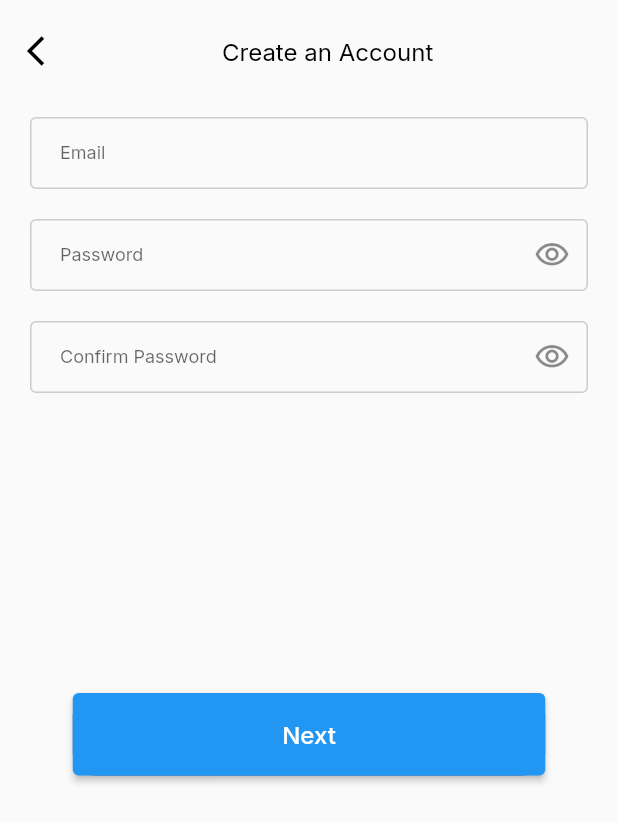
After one commit to Koobo-app/koobo, a Flutter app: the Signup screen opened directly, on a phone screen of 412 x 824 dp. The commit adds this screen. Shown: the top 822 px of the screen. Run offline on Flutter 3.47's test engine with Material 2 defaults, Android fonts, the phone set to English and light mode, and no system bars; our stand-ins replace flutter_screenutil, google_fonts, stacked, stacked_services.

Commit message:
SignUp Screen

```diff
--- a/lib/screens/onboarding/onboarding_view.dart
+++ b/lib/screens/onboarding/onboarding_view.dart
@@ -1,3 +1,4 @@
+import 'package:flutter/gestures.dart';
 import 'package:flutter/material.dart';
 import 'package:stacked/stacked.dart';
 import 'package:google_fonts/google_fonts.dart';
@@ -16,13 +17,15 @@ class OnboardingView extends StatelessWidget {
               mainAxisAlignment: MainAxisAlignment.center,
               crossAxisAlignment: CrossAxisAlignment.center,
               children: [
-                Align(
-                    alignment: Alignment.center,
-                    child: Image.asset(
-                      model.logo,
-                      width: 373,
-                      height: 292,
-                    )),
+                Padding(
+                    padding: const EdgeInsets.all(10),
+                    child: Align(
+                        alignment: Alignment.center,
+                        child: Image.asset(
+                          model.logo,
+                          width: 373,
+                          height: 292,
+                        ))),
                 const SizedBox(
                   height: 20,
                 ),
@@ -32,13 +35,13 @@ class OnboardingView extends StatelessWidget {
                       fontSize: 28, fontWeight: FontWeight.bold),
                 ),
                 const SizedBox(
-                  height: 50,
+                  height: 80,
                 ),
                 Container(
                   width: 315,
                   height: 55,
                   decoration: const BoxDecoration(
-                      color: Color.fromRGBO(0, 75, 221, 0.8),
+                      color: Color.fromRGBO(18, 18, 18, 0.4),
                       borderRadius: BorderRadius.only(
                         topLeft: Radius.circular(15.0),
                         topRight: Radius.circular(15.0),
@@ -46,7 +49,7 @@ class OnboardingView extends StatelessWidget {
                         bottomRight: Radius.circular(15.0),
                       )),
                   child: ElevatedButton(
-                    onPressed: () => model.navigateToHomeView(),
+                    onPressed: () => model.navigateToSignUp(),
                     child: Text(model.createAccount,
                         style: GoogleFonts.inter(
                             fontSize: 16, color: Colors.white)),
@@ -58,9 +61,12 @@ class OnboardingView extends StatelessWidget {
                 RichText(
                   text: TextSpan(
                       text: model.ownAccount,
-                      style: GoogleFonts.inter(fontSize: 16),
+                      style:
+                          GoogleFonts.inter(fontSize: 16, color: Colors.black),
                       children: <TextSpan>[
                         TextSpan(
+                            recognizer: TapGestureRecognizer()
+                              ..onTap = () => model.navigateToSignUp(),
                             text: model.signIn,
                             style: GoogleFonts.inter(
                                 fontSize: 16, color: Colors.green))
--- a/lib/screens/onboarding/onboarding_viewmodel.dart
+++ b/lib/screens/onboarding/onboarding_viewmodel.dart
@@ -6,7 +6,7 @@ import 'package:stacked_services/stacked_services.dart';
 class OnboardingViewModel extends BaseViewModel {
   final String _banner = 'Move Money With Ease';
   final String _createAccount = 'Create an account';
-  final String _ownAccount = 'Already have an account';
+  final String _ownAccount = 'Already have an account? ';
   final String _signIn = 'Sign in';
   final String _logo = 'images/logo.png';
 
@@ -18,7 +18,7 @@ class OnboardingViewModel extends BaseViewModel {
 
   final _navigationService = locator<NavigationService>();
 
-  void navigateToHomeView() {
-    _navigationService.navigateTo(Routes.buttomNavigation);
+  void navigateToSignUp() {
+    _navigationService.navigateTo(Routes.signup);
   }
 }
--- /dev/null
+++ b/lib/screens/signup/signup_view.dart
@@ -0,0 +1,129 @@
+import 'package:flutter/cupertino.dart';
+import 'package:flutter/material.dart';
+import 'package:google_fonts/google_fonts.dart';
+import 'package:koobo/screens/signup/signup_viewmodel.dart';
+import 'package:koobo/widget/appbar.dart';
+import 'package:koobo/widget/textfield.dart';
+import 'package:stacked/stacked.dart';
+
+class Signup extends StatelessWidget {
+  const Signup({Key? key}) : super(key: key);
+
+  @override
+  Widget build(BuildContext context) {
+    return ViewModelBuilder<SignupViewmodel>.reactive(
+        viewModelBuilder: () => SignupViewmodel(),
+        builder: (context, model, child) {
+          return Scaffold(
+            // extendBodyBehindAppBar: true,
+            // appBar: Appbar(
+            //   onPressed: () => model.navigateBack(),
+            //   title: model.createAccount,
+            // ),
+            body: ListView(
+              //mainAxisAlignment: MainAxisAlignment.center,
+              //crossAxisAlignment: CrossAxisAlignment.start,
+              children: [
+                // ListTile(
+                //   leading: const Icon(
+                //     Icons.arrow_back_ios_outlined,
+                //     color: Colors.black,
+                //     size: 24,
+                //   ),
+                //   title: Text(
+                //     model.createAccount,
+                //     style: GoogleFonts.inter(
+                //         fontSize: 16,
+                //         color: Colors.black,
+                //         fontWeight: FontWeight.bold),
+                //   ),
+                // ),
+                const SizedBox(
+                  height: 10,
+                ),
+                Row(
+                  children: [
+                    IconButton(
+                      onPressed: () => model.navigateBack(),
+                      icon: const Icon(
+                        Icons.arrow_back_ios_outlined,
+                        color: Colors.black,
+                        size: 24,
+                      ),
+                    ),
+                    const SizedBox(
+                      width: 100,
+                    ),
+                    Text(
+                      model.createAccount,
+                      style:
+                          GoogleFonts.inter(fontSize: 16, color: Colors.black),
+                    ),
+                  ],
+                ),
+                const SizedBox(
+                  height: 20,
+                ),
+                Padding(
+                  padding: const EdgeInsets.only(right: 20, left: 20),
+                  child: Textfield(
+                      keyboardType: TextInputType.emailAddress,
+                      label: model.email),
+                ),
+                const SizedBox(
+                  height: 20,
+                ),
+                Padding(
+                  padding: const EdgeInsets.only(right: 20, left: 20),
+                  child: Textfield(
+                    obsecure: true,
+                    label: model.password,
+                    suffix: const Icon(
+                      Icons.visibility_outlined,
+                    ),
+                  ),
+                ),
+                const SizedBox(
+                  height: 20,
+                ),
+                Padding(
+                  padding: const EdgeInsets.only(right: 20, left: 20),
+                  child: Textfield(
+                    obsecure: true,
+                    label: model.confirmPassword,
+                    suffix: const Icon(
+                      Icons.visibility_outlined,
+                    ),
+                  ),
+                ),
+
+                const SizedBox(
+                  height: 200,
+                ),
+                Align(
+                  alignment: Alignment.center,
+                  child: Container(
+                    width: 315,
+                    height: 55,
+                    decoration: const BoxDecoration(
+                        color: Color.fromRGBO(0, 75, 221, 0.8),
+                        borderRadius: BorderRadius.only(
+                          topLeft: Radius.circular(15.0),
+                          topRight: Radius.circular(15.0),
+                          bottomLeft: Radius.circular(15.0),
+                          bottomRight: Radius.circular(15.0),
+                        )),
+                    child: ElevatedButton(
+                      onPressed: () => null,
+                      child: Text(model.next,
+                          style: GoogleFonts.inter(
+                              fontSize: 16, color: Colors.white)),
+                    ),
+                  ),
+                ),
+              ],
+            ),
+          );
+        });
+  }
+}
--- /dev/null
+++ b/lib/screens/signup/signup_viewmodel.dart
@@ -0,0 +1,24 @@
+import 'package:koobo/app/app.locator.dart';
+import 'package:koobo/app/app.router.dart';
+import 'package:stacked/stacked.dart';
+import 'package:stacked_services/stacked_services.dart';
+
+class SignupViewmodel extends BaseViewModel {
+  final String _createAccount = 'Create an Account';
+  final String _email = 'Email';
+  final String _password = 'Password';
+  final String _confirmPassword = 'Confirm Password';
+  final String _next = 'Next';
+
+  String get createAccount => _createAccount;
+  String get email => _email;
+  String get password => _password;
+  String get confirmPassword => _confirmPassword;
+  String get next => _next;
+
+  final _navigationService = locator<NavigationService>();
+
+  void navigateBack() {
+    _navigationService.navigateTo(Routes.onboardingView);
+  }
+}
--- /dev/null
+++ b/lib/widget/appbar.dart
@@ -0,0 +1,34 @@
+import 'package:flutter/cupertino.dart';
+import 'package:flutter/material.dart';
+import 'package:google_fonts/google_fonts.dart';
+
+class Appbar extends StatelessWidget implements PreferredSizeWidget {
+  final title;
+  final void Function()? onPressed;
+  const Appbar({Key? key, required this.title, this.onPressed})
+      : super(key: key);
+
+  @override
+  Size get preferredSize => const Size.fromHeight(100);
+
+  @override
+  Widget build(BuildContext context) {
+    return AppBar(
+      backgroundColor: const Color(0x44000000),
+      toolbarOpacity: 0.0,
+      elevation: 0,
+      leading: IconButton(
+        onPressed: onPressed,
+        icon: const Icon(
+          Icons.arrow_back_ios_outlined,
+          color: Colors.black,
+          size: 24,
+        ),
+      ),
+      title: Text(
+        title,
+        style: GoogleFonts.inter(fontSize: 16, color: Colors.black),
+      ),
+    );
+  }
+}
--- /dev/null
+++ b/lib/widget/textfield.dart
@@ -0,0 +1,80 @@
+import 'package:flutter/cupertino.dart';
+import 'package:flutter/material.dart';
+import 'package:google_fonts/google_fonts.dart';
+
+class Textfield extends StatelessWidget {
+  final TextEditingController? controller;
+  final FormFieldValidator<String>? validator;
+  final bool obsecure;
+  final bool readOnly;
+  final VoidCallback? onTap;
+  final VoidCallback? onEditingCompleted;
+  final TextInputType keyboardType;
+  final ValueChanged<String>? onChanged;
+  final bool isMulti;
+  final bool autofocus;
+  final bool enabled;
+  final String? errorText;
+  final String label;
+  final Widget? suffix;
+  final Widget? prefix;
+
+  const Textfield(
+      {Key? key,
+      this.controller,
+      this.validator,
+      this.keyboardType = TextInputType.text,
+      this.obsecure = false,
+      this.onTap,
+      this.isMulti = false,
+      this.readOnly = false,
+      this.autofocus = false,
+      this.errorText,
+      required this.label,
+      this.suffix,
+      this.prefix,
+      this.enabled = true,
+      this.onEditingCompleted,
+      this.onChanged})
+      : super(key: key);
+
+  @override
+  Widget build(BuildContext context) {
+    return TextFormField(
+        onChanged: onChanged,
+        onEditingComplete: onEditingCompleted,
+        autofocus: autofocus,
+        minLines: isMulti ? 4 : 1,
+        maxLines: isMulti ? null : 1,
+        onTap: onTap,
+        enabled: enabled,
+        readOnly: readOnly,
+        obscureText: obsecure,
+        keyboardType: keyboardType,
+        controller: controller,
+        decoration: InputDecoration(
+          floatingLabelStyle: GoogleFonts.inter(
+            fontSize: 12,
+          ),
+          errorText: errorText,
+          prefixIcon: prefix,
+          suffixIcon: suffix,
+          labelStyle: GoogleFonts.inter(fontSize: 12, height: 4),
+          labelText: label,
+          //hintStyle: const TextStyle(color: Colors.blueGrey, fontSize: 15),
+          contentPadding:
+              const EdgeInsets.symmetric(vertical: 8, horizontal: 20),
+          enabledBorder: const OutlineInputBorder(
+              borderSide: BorderSide(color: Color.fromRGBO(18, 18, 18, 0.2))),
+          border: const OutlineInputBorder(
+              borderSide: BorderSide(color: Color.fromRGBO(18, 18, 18, 0.2))),
+          focusedBorder: const OutlineInputBorder(
+              borderSide: BorderSide(color: Color.fromRGBO(18, 18, 18, 0.2))),
+          errorBorder: const OutlineInputBorder(
+              borderSide: BorderSide(color: Colors.red)),
+          focusedErrorBorder: const OutlineInputBorder(
+              borderSide: BorderSide(color: Colors.red)),
+        ),
+        validator: validator);
+  }
+}
```
